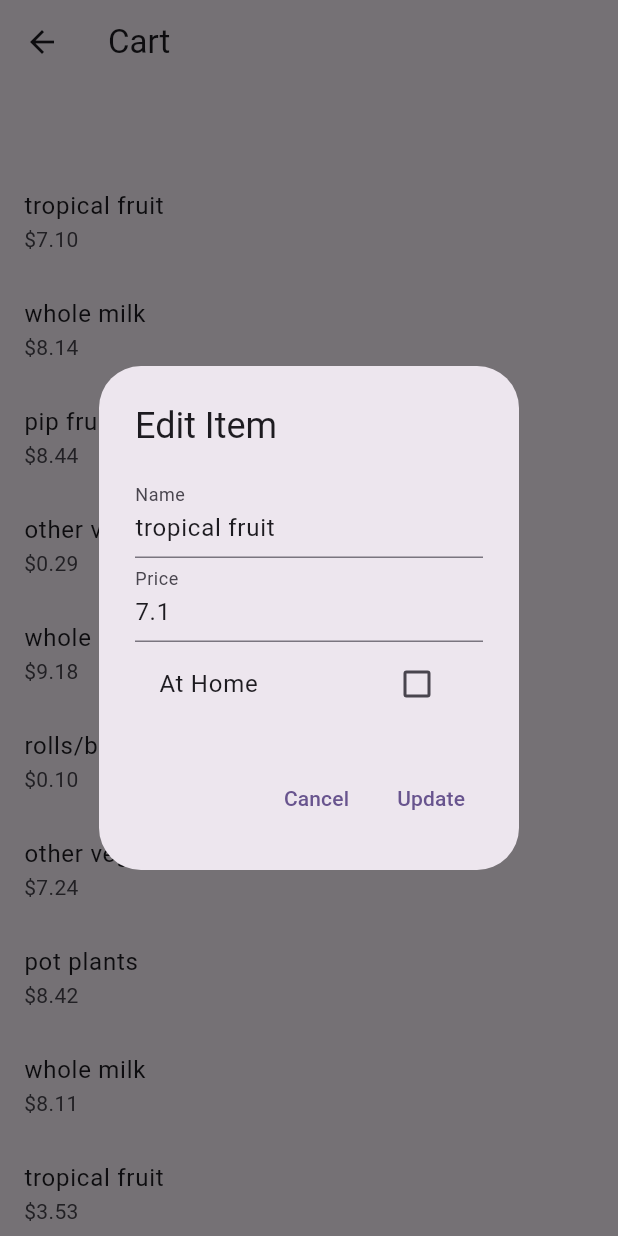
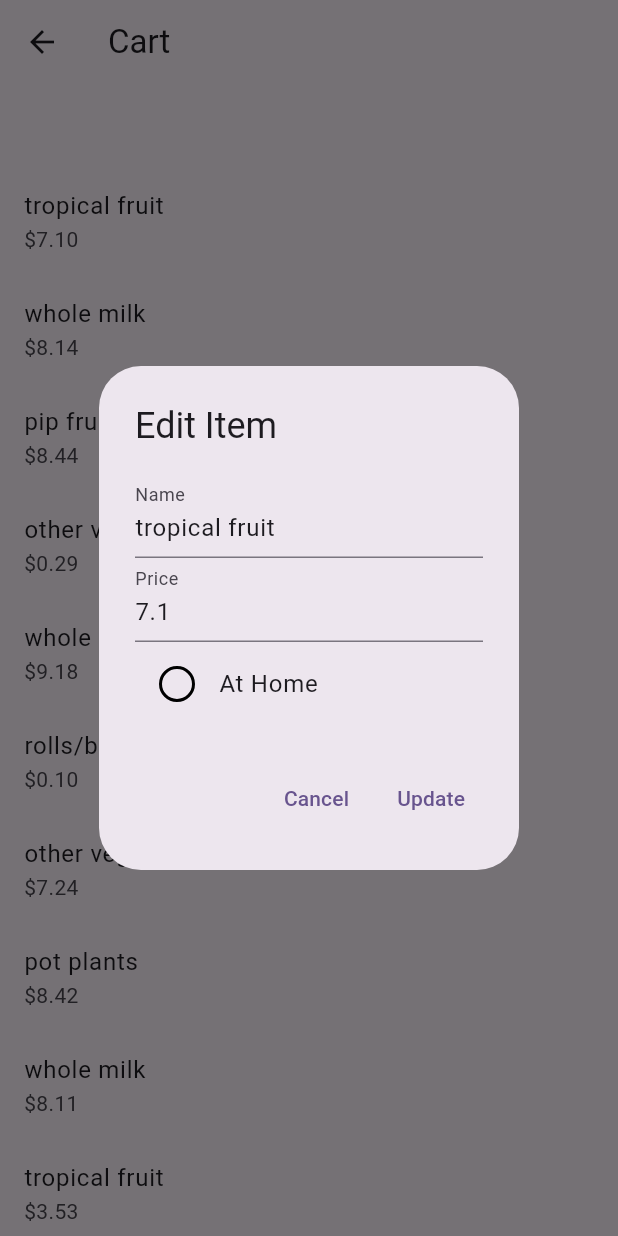
Before and after one commit to nalinidutt/out_cast, a Flutter app: the Cart screen opened directly, after a tap on "tropical fruit", on a phone screen of 412 x 824 dp. Run offline on Flutter 3.47's test engine with Material 2 defaults, Android fonts, the phone set to English and light mode, and no system bars; our stand-ins replace csv, google_nav_bar, line_awesome_flutter.

Commit message:
check box for at home

```diff
--- a/lib/cart.dart
+++ b/lib/cart.dart
@@ -89,12 +89,12 @@ class _CartState extends State<Cart> {
         children: [
           TextField(controller: nameController, decoration: InputDecoration(labelText: 'Name')),
           TextField(controller: priceController, decoration: InputDecoration(labelText: 'Price'), keyboardType: TextInputType.number),
-            CheckboxListTile(
+          ListTile(
             title: Text("At Home"),
-              value: isAtHome,
-              onChanged: (newValue) {
+            leading: InkWell(
+              onTap: () {
                 setState(() {
-                  isAtHome = newValue!;
+                  isAtHome = !isAtHome;
                   if (isAtHome) {
                     groceries![index].category = 'at home';
                   } else {
@@ -102,6 +102,16 @@ class _CartState extends State<Cart> {
                   }
                 });
               },
+              child: Container(
+                width: 24,
+                height: 24,
+                decoration: BoxDecoration(
+                  shape: BoxShape.circle,
+                  border: Border.all(width: 2.0),
+                ),
+                child: isAtHome ? Icon(Icons.check, size: 18) : null,
+              ),
+            ),
           ),
         ],
       ),
```
Lines whose indentation alone changed are shown as unchanged.
